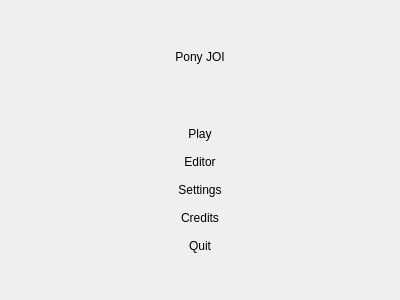
Before: the Qt Designer form src/MainScreen.ui in RemotelyChaotic/JOIPEngine, drawn with Qt 5.
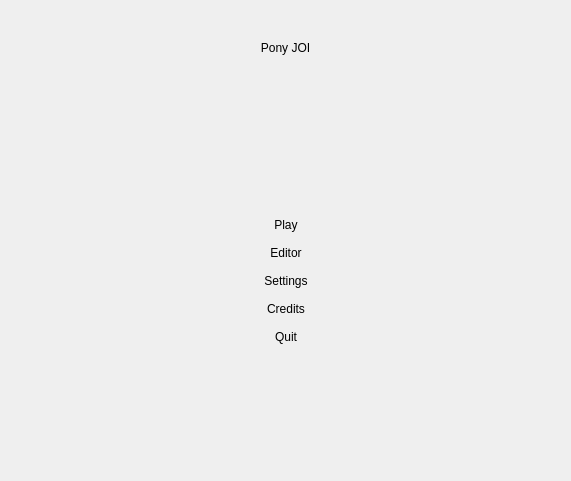
After: the same form once the commit is applied. Custom widgets are drawn as their Qt base class.

Commit message:
TitleLabel type is rendered real-time correctly
- 404 message replaced with rendered/stylized text

Diff of the .ui file:
```diff
--- a/src/MainScreen.ui
+++ b/src/MainScreen.ui
@@ -6,71 +6,17 @@
    <rect>
     <x>0</x>
     <y>0</y>
-    <width>400</width>
-    <height>300</height>
+    <width>571</width>
+    <height>481</height>
    </rect>
   </property>
   <property name="windowTitle">
    <string>Form</string>
   </property>
   <layout class="QGridLayout" name="gridLayout">
-   <item row="0" column="1">
+   <item row="2" column="1">
     <widget class="QWidget" name="widget" native="true">
      <layout class="QVBoxLayout" name="verticalLayout">
-      <item>
-       <spacer name="verticalSpacer_3">
-        <property name="orientation">
-         <enum>Qt::Vertical</enum>
-        </property>
-        <property name="sizeType">
-         <enum>QSizePolicy::Fixed</enum>
-        </property>
-        <property name="sizeHint" stdset="0">
-         <size>
-          <width>20</width>
-          <height>20</height>
-         </size>
-        </property>
-       </spacer>
-      </item>
-      <item>
-       <widget class="QWidget" name="widget_2" native="true">
-        <layout class="QGridLayout" name="gridLayout_2">
-         <property name="leftMargin">
-          <number>10</number>
-         </property>
-         <property name="topMargin">
-          <number>10</number>
-         </property>
-         <property name="rightMargin">
-          <number>10</number>
-         </property>
-         <property name="bottomMargin">
-          <number>10</number>
-         </property>
-         <item row="0" column="0">
-          <widget class="CTitleLabel" name="pTitle">
-           <property name="text">
-            <string>Pony JOI</string>
-           </property>
-           <property name="alignment">
-            <set>Qt::AlignCenter</set>
-           </property>
-          </widget>
-         </item>
-         <item row="1" column="0">
-          <widget class="CTitleLabel" name="pVersionLabel">
-           <property name="text">
-            <string/>
-           </property>
-           <property name="alignment">
-            <set>Qt::AlignCenter</set>
-           </property>
-          </widget>
-         </item>
-        </layout>
-       </widget>
-      </item>
       <item>
        <spacer name="verticalSpacer_2">
         <property name="orientation">
@@ -153,20 +99,7 @@
      </layout>
     </widget>
    </item>
-   <item row="0" column="2">
-    <spacer name="horizontalSpacer">
-     <property name="orientation">
-      <enum>Qt::Horizontal</enum>
-     </property>
-     <property name="sizeHint" stdset="0">
-      <size>
-       <width>40</width>
-       <height>20</height>
-      </size>
-     </property>
-    </spacer>
-   </item>
-   <item row="0" column="0">
+   <item row="2" column="0">
     <spacer name="horizontalSpacer_2">
      <property name="orientation">
       <enum>Qt::Horizontal</enum>
@@ -179,6 +112,79 @@
      </property>
     </spacer>
    </item>
+   <item row="2" column="2">
+    <spacer name="horizontalSpacer">
+     <property name="orientation">
+      <enum>Qt::Horizontal</enum>
+     </property>
+     <property name="sizeHint" stdset="0">
+      <size>
+       <width>40</width>
+       <height>20</height>
+      </size>
+     </property>
+    </spacer>
+   </item>
+   <item row="0" column="1">
+    <spacer name="verticalSpacer_3">
+     <property name="orientation">
+      <enum>Qt::Vertical</enum>
+     </property>
+     <property name="sizeType">
+      <enum>QSizePolicy::Fixed</enum>
+     </property>
+     <property name="sizeHint" stdset="0">
+      <size>
+       <width>20</width>
+       <height>20</height>
+      </size>
+     </property>
+    </spacer>
+   </item>
+   <item row="1" column="0" colspan="3">
+    <widget class="QWidget" name="widget_2" native="true">
+     <layout class="QGridLayout" name="gridLayout_2">
+      <property name="leftMargin">
+       <number>10</number>
+      </property>
+      <property name="topMargin">
+       <number>10</number>
+      </property>
+      <property name="rightMargin">
+       <number>10</number>
+      </property>
+      <property name="bottomMargin">
+       <number>10</number>
+      </property>
+      <item row="0" column="0">
+       <widget class="CTitleLabel" name="pTitle">
+        <property name="sizePolicy">
+         <sizepolicy hsizetype="Preferred" vsizetype="Preferred">
+          <horstretch>0</horstretch>
+          <verstretch>0</verstretch>
+         </sizepolicy>
+        </property>
+        <property name="text">
+         <string>Pony JOI</string>
+        </property>
+        <property name="alignment">
+         <set>Qt::AlignCenter</set>
+        </property>
+       </widget>
+      </item>
+      <item row="1" column="0">
+       <widget class="CTitleLabel" name="pVersionLabel">
+        <property name="text">
+         <string/>
+        </property>
+        <property name="alignment">
+         <set>Qt::AlignCenter</set>
+        </property>
+       </widget>
+      </item>
+     </layout>
+    </widget>
+   </item>
   </layout>
  </widget>
  <customwidgets>
```
The commit also changes 2 other files.
